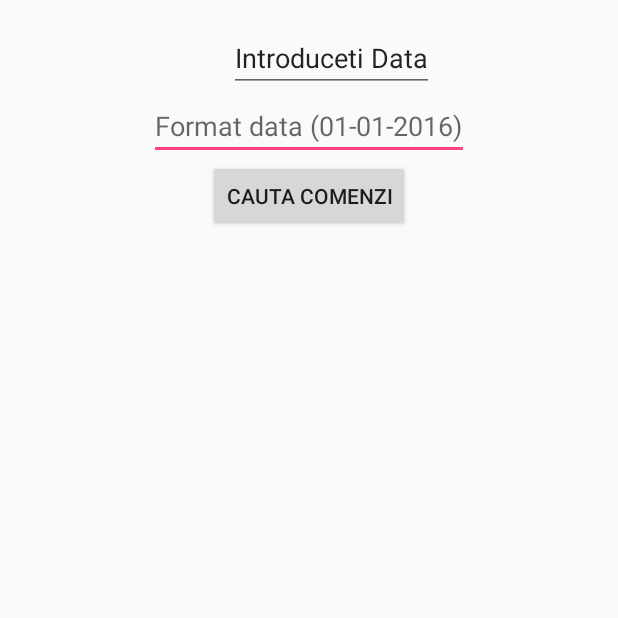
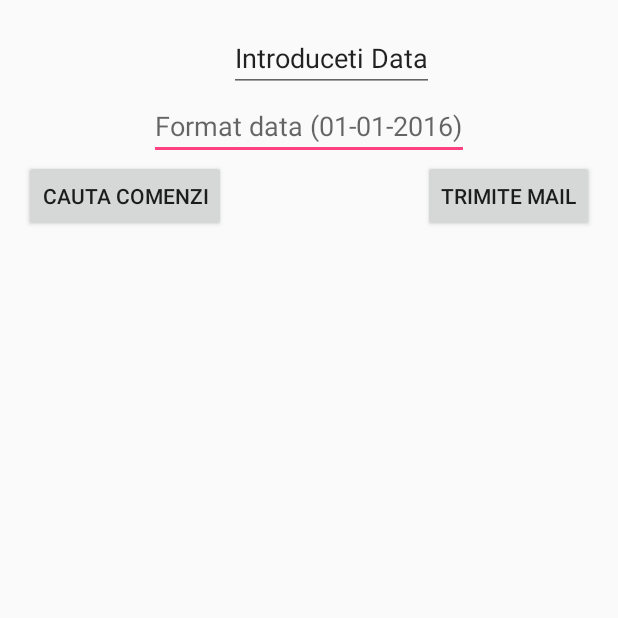
Before and after one commit to kheptan/BrutarieVascau, an Android app: the EmailComanda screen opened directly, with no data from a screen before it, on a phone screen of 412 x 824 dp, the top half of it. Run offline under Robolectric (Android 15) with nearby library versions, the phone set to English and light mode, and no system bars.

Commit message:
modificari azi 6 may

```diff
--- a/app/build.gradle
+++ b/app/build.gradle
@@ -34,13 +34,13 @@ dependencies {
     compile fileTree(include: ['*.jar'], dir: 'libs')
     testCompile 'junit:junit:4.12'
     compile project(path: ':backend', configuration: 'android-endpoints')
+    compile 'com.android.support:appcompat-v7:23.3.0'
+    compile 'com.android.support:support-v4:23.3.0'
+    compile 'com.android.support:recyclerview-v7:23.3.0'
     compile 'com.google.android.gms:play-services-auth:8.4.0'
     compile 'com.google.android.gms:play-services-identity:8.4.0'
     compile 'com.google.android.gms:play-services-base:8.4.0'
     compile 'com.sun.mail:android-mail:1.5.5'
     compile 'com.sun.mail:android-activation:1.5.5'
     compile 'com.google.apis:google-api-services-gmail:v1-rev38-1.21.0'
-    compile 'com.android.support:support-v4:23.3.0'
-    compile 'com.android.support:appcompat-v7:23.3.0'
-    compile 'com.android.support:recyclerview-v7:23.3.0'
 }
--- a/app/src/main/res/layout/activity_email_comanda.xml
+++ b/app/src/main/res/layout/activity_email_comanda.xml
@@ -43,5 +43,13 @@
         android:text="Cauta Comenzi"
         android:id="@+id/button5"
         android:layout_below="@+id/editText"
-        android:layout_centerHorizontal="true" />
+        android:layout_alignParentStart="true" />
+
+    <Button
+        android:layout_width="wrap_content"
+        android:layout_height="wrap_content"
+        android:text="Trimite Mail"
+        android:id="@+id/btnSendAllMails"
+        android:layout_below="@+id/editText"
+        android:layout_alignEnd="@+id/listViewEmailComanda" />
 </RelativeLayout>
```
Also changed, not shown: 1 other file.
